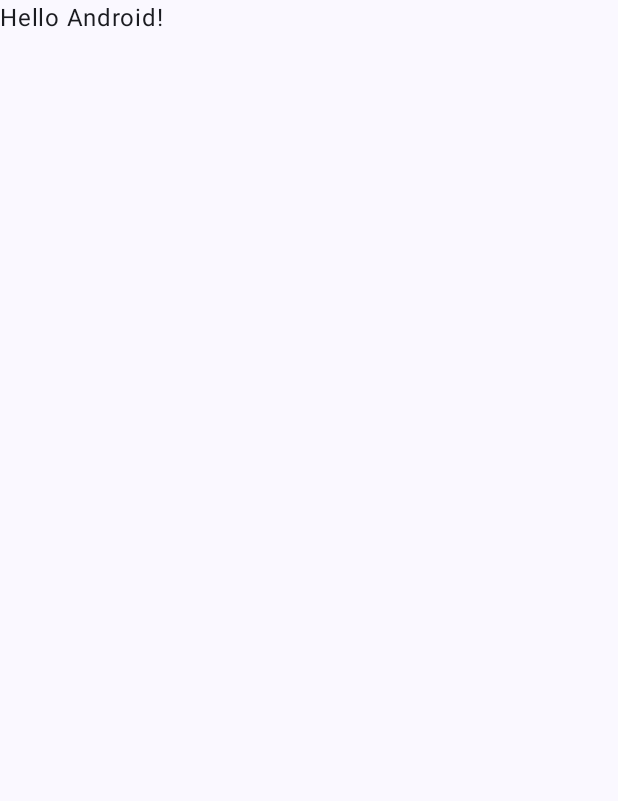
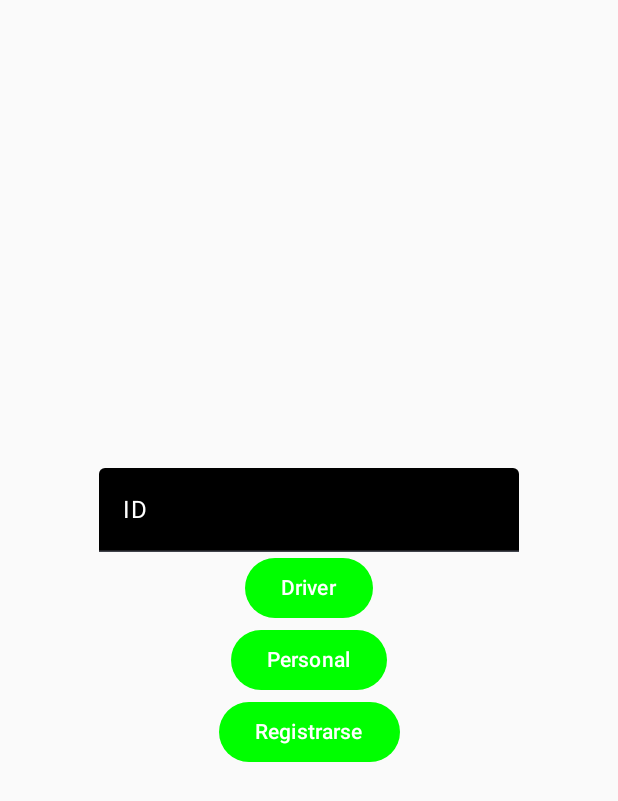
Before and after one commit to IsaacWZ/Proyecto3Datos1, an Android app built with Jetpack Compose: the screen it shows after launch (MainActivity), on a phone screen of 412 x 824 dp. Before the commit the part shown is almost empty. Shown: the top 801 px of the screen. Run offline under Robolectric (Android 15) with nearby library versions, the phone set to English and light mode, and no system bars.

Commit message:
Un poquito de interfaz tuanis

```diff
--- a/app/src/main/java/com/example/proyecto3datos1/MainActivity.kt
+++ b/app/src/main/java/com/example/proyecto3datos1/MainActivity.kt
@@ -3,44 +3,156 @@ package com.example.proyecto3datos1
 import android.os.Bundle
 import androidx.activity.ComponentActivity
 import androidx.activity.compose.setContent
+import androidx.compose.foundation.layout.Column
 import androidx.compose.foundation.layout.fillMaxSize
+import androidx.compose.material3.Button
+import androidx.compose.material3.ExperimentalMaterial3Api
 import androidx.compose.material3.MaterialTheme
 import androidx.compose.material3.Surface
 import androidx.compose.material3.Text
+import androidx.compose.material3.TextField
 import androidx.compose.runtime.Composable
 import androidx.compose.ui.Modifier
+import androidx.compose.ui.graphics.Color
+import androidx.compose.ui.unit.dp
+import androidx.compose.ui.Alignment
 import androidx.compose.ui.tooling.preview.Preview
 import com.example.proyecto3datos1.ui.theme.Proyecto3Datos1Theme
+import androidx.compose.runtime.mutableStateOf
+import androidx.compose.runtime.remember
+import androidx.compose.material3.TextFieldDefaults
+import androidx.compose.foundation.layout.Arrangement
+import androidx.compose.foundation.layout.padding
+import androidx.compose.material3.ButtonDefaults
+import androidx.navigation.compose.rememberNavController
+import androidx.navigation.compose.NavHost
+import androidx.navigation.compose.composable
+import androidx.navigation.NavController
 
 class MainActivity : ComponentActivity() {
     override fun onCreate(savedInstanceState: Bundle?) {
         super.onCreate(savedInstanceState)
         setContent {
             Proyecto3Datos1Theme {
-                // A surface container using the 'background' color from the theme
-                Surface(
-                    modifier = Modifier.fillMaxSize(),
-                    color = MaterialTheme.colorScheme.background
-                ) {
-                    Greeting("Android")
+                val navController = rememberNavController()
+                NavHost(navController = navController, startDestination = "home") {
+                    composable("home") { HomeScreen(navController) }
+                    composable("register") { RegisterScreen() }
                 }
+
             }
         }
     }
 }
 
+
+
+
+
+@OptIn(ExperimentalMaterial3Api::class)
 @Composable
-fun Greeting(name: String, modifier: Modifier = Modifier) {
-    Text(
-        text = "Hello $name!",
-        modifier = modifier
-    )
+fun HomeScreen(navController: NavController) {
+    val idValue = remember { mutableStateOf("") }
+    Column(
+        modifier = Modifier
+            .fillMaxSize() // Ocupa todoo el espacio disponible
+            .padding(16.dp), // Padding alrededor del Column
+        horizontalAlignment = Alignment.CenterHorizontally, // Alinea horizontalmente los elementos
+        verticalArrangement = Arrangement.Center // Alinea verticalmente los elementos
+    ){
+
+        TextField(
+            value = idValue.value,
+            onValueChange = { newValue -> idValue.value = newValue },
+            label = { Text("ID", color = Color(0xFFFFFFFF)) },
+            placeholder = { Text("ID", color = Color(0xFFFFFFFF)) },
+            colors = TextFieldDefaults.textFieldColors(
+                containerColor = Color(0xFF000000),
+                textColor = Color(0xFFFFFFFF)))
+
+        Button(onClick = { /* acción para Driver */ },
+            colors = ButtonDefaults.buttonColors(containerColor = Color.Green) // Botón verde
+        ) {
+            Text(text = "Driver")
+
+        }
+        Button(onClick = { /* acción para Personal */ },
+            colors = ButtonDefaults.buttonColors(containerColor = Color.Green) // Botón verde
+        ) {
+            Text(text = "Personal")
+        }
+        Button(
+            onClick = { navController.navigate("register") },
+            colors = ButtonDefaults.buttonColors(containerColor = Color.Green)
+        ) {
+            Text("Registrarse")
+        }
+
+
+    }
+}
+
+@OptIn(ExperimentalMaterial3Api::class)
+@Composable
+fun HomeScreenPreview() {
+    val idValue = remember { mutableStateOf("") }
+    Column(
+        modifier = Modifier
+            .fillMaxSize() // Ocupa todoo el espacio disponible
+            .padding(16.dp), // Padding alrededor del Column
+        horizontalAlignment = Alignment.CenterHorizontally, // Alinea horizontalmente los elementos
+        verticalArrangement = Arrangement.Center // Alinea verticalmente los elementos
+    ){
+
+        TextField(
+            value = idValue.value,
+            onValueChange = { newValue -> idValue.value = newValue },
+            label = { Text("ID", color = Color(0xFFFFFFFF)) },
+            placeholder = { Text("ID", color = Color(0xFFFFFFFF)) },
+            colors = TextFieldDefaults.textFieldColors(
+                containerColor = Color(0xFF000000),
+                textColor = Color(0xFFFFFFFF)))
+
+        Button(onClick = { /* acción para Driver */ },
+            colors = ButtonDefaults.buttonColors(containerColor = Color.Green) // Botón verde
+        ) {
+            Text(text = "Driver")
+
+        }
+        Button(onClick = { /* acción para Personal */ },
+            colors = ButtonDefaults.buttonColors(containerColor = Color.Green) // Botón verde
+        ) {
+            Text(text = "Personal")
+        }
+        Button(
+            onClick = { },
+            colors = ButtonDefaults.buttonColors(containerColor = Color.Green)
+        ) {
+            Text("Registrarse")
+        }
+
+
+    }
+}
+@Composable
+fun RegisterScreen() {
+    Surface(
+        modifier = Modifier.fillMaxSize(),
+        color = MaterialTheme.colorScheme.background
+    ) {
+        Text(text = "Pantalla de Registro", Modifier.padding(16.dp))
+    }
 }
 
 @Preview(showBackground = true)
 @Composable
 fun GreetingPreview() {
     Proyecto3Datos1Theme {
-        Greeting("Android")
+        Surface(
+            modifier = Modifier.fillMaxSize(),
+            color = Color.Black // Fondo negro
+        ){
+            HomeScreenPreview()
+        }
     }
 }
```
Also changed, not shown: app/build.gradle.kts (+13 -2 lines), app/src/main/java/com/example/proyecto3datos1/Api/ApiClient.java (added, +19 -0 lines).
